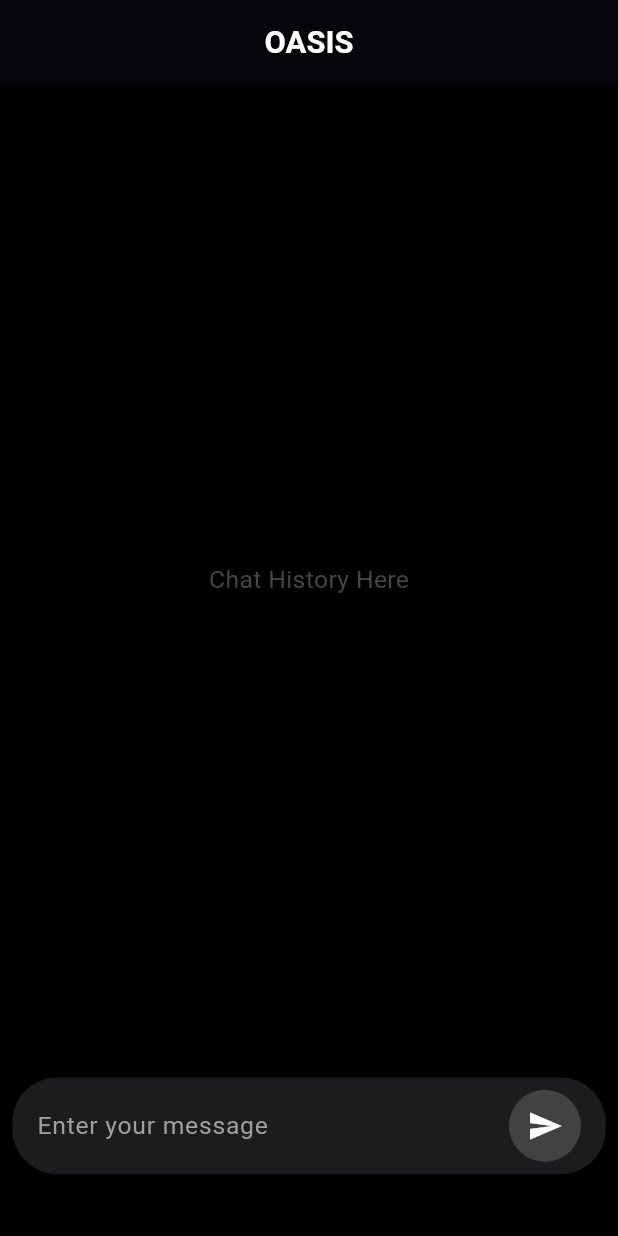
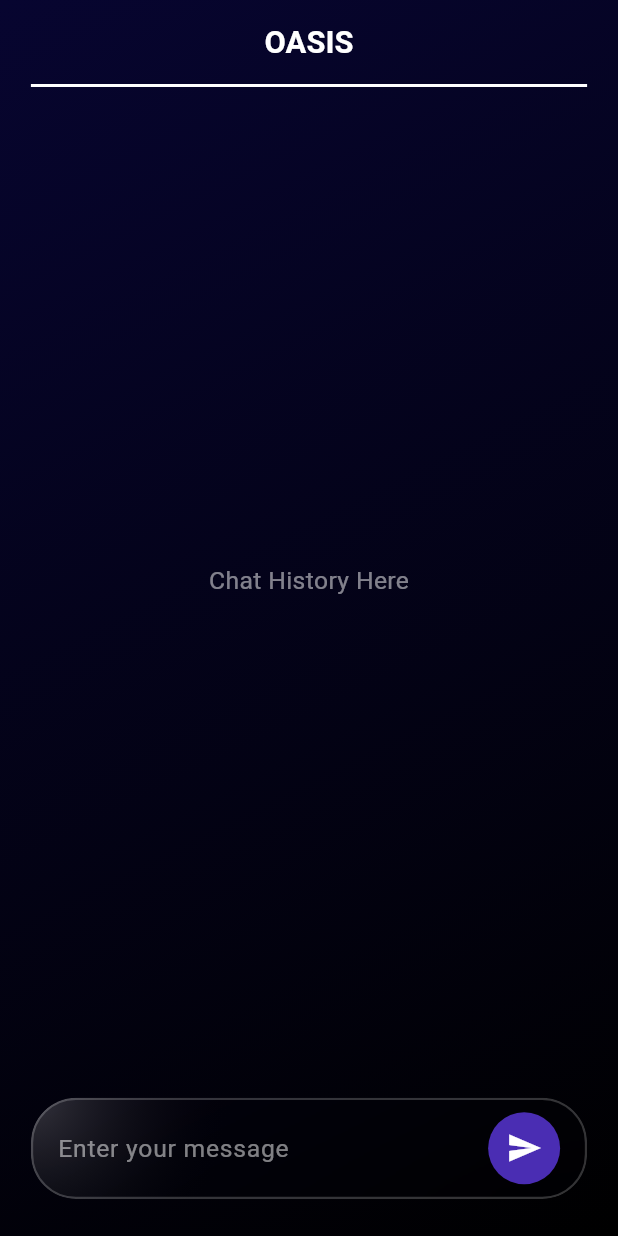
Before and after one commit to Yogeshwar-Pawade/oasis_app, a Flutter app: the ChatScreen screen opened directly with empty values, on a phone screen of 412 x 824 dp. Run offline on Flutter 3.47's test engine with Material 3 defaults, Android fonts, the light colour scheme and no system bars; our stand-ins replace fluttertoast, shared_preferences, sqflite; accounts and stored records are empty.

Commit message:
Glass done

```diff
--- /dev/null
+++ b/lib/conf/glassbutton.dart
@@ -0,0 +1,56 @@
+import 'dart:ui';
+import 'package:flutter/material.dart';
+
+class GlassButton extends StatelessWidget {
+  final double blur;
+  final double opacity;
+  final double radius;
+  final Widget child;
+  final EdgeInsetsGeometry? padding; // Optional padding for content
+  final EdgeInsetsGeometry? margin; // Optional margin for external spacing
+  final BoxBorder? border; // Optional border customization
+
+  const GlassButton({
+    Key? key,
+    required this.blur,
+    required this.opacity,
+    required this.radius,
+    required this.child,
+    this.padding,
+    this.margin,
+    this.border,
+  }) : super(key: key);
+
+  @override
+  Widget build(BuildContext context) {
+    return ClipRRect(
+      borderRadius: BorderRadius.circular(radius),
+      child: BackdropFilter(
+        filter: ImageFilter.blur(sigmaX: blur, sigmaY: blur),
+        child: Container(
+          padding: padding,
+          margin: margin,
+          decoration: BoxDecoration(
+            gradient: RadialGradient(
+              colors: [
+                Colors.white.withOpacity(opacity),
+                Colors.transparent,
+              ],
+              stops: [0.0, 1.0],
+              center: Alignment.topLeft,
+              radius: 2,
+            ),
+            border: border ??
+                Border.all(
+                  color: Colors.white.withOpacity(0.2),
+                  width: 1.5,
+                ),
+            borderRadius: BorderRadius.circular(radius),
+            // Removed boxShadow property
+          ),
+          child: child,
+        ),
+      ),
+    );
+  }
+}
--- a/lib/conf/theme.dart
+++ b/lib/conf/theme.dart
@@ -1,15 +1,24 @@
 import 'package:flutter/material.dart';
 
-// Define Dark Theme Colors
-final Color darkBackgroundColor = Color(0xFF080833);
 final Color darkPrimaryColor = Color(0xFF4A2DB3);
 final Color darkTextColor = Colors.white;
+
+final BoxDecoration darkGradientBackground = BoxDecoration(
+  gradient: LinearGradient(
+    colors: [
+      Color.fromARGB(255, 7, 5, 48),
+      Colors.black,
+    ],
+    begin: Alignment.topLeft,
+    end: Alignment.bottomRight,
+  ),
+);
 
 // Dark Theme Data
 final ThemeData darkTheme = ThemeData(
   brightness: Brightness.dark,
   primaryColor: darkPrimaryColor,
-  scaffoldBackgroundColor: darkBackgroundColor,
+  scaffoldBackgroundColor: Colors.transparent, // We'll use a container to apply the gradient
   textTheme: TextTheme(),
   appBarTheme: AppBarTheme(
     backgroundColor: darkPrimaryColor,
--- a/lib/views/Oasis/chats.dart
+++ b/lib/views/Oasis/chats.dart
@@ -3,6 +3,8 @@ import '/models/chat_message.dart';
 import '/utils/api_service.dart';
 import '/utils/task_handler.dart';
 import '/utils/db_helper.dart';
+import '/conf/theme.dart';
+import '/conf/glassbutton.dart';
 
 class ChatScreen extends StatefulWidget {
   final List<Map<String, dynamic>> taskData;
@@ -33,7 +35,6 @@ class _ChatScreenState extends State<ChatScreen> {
       _chatMessages.addAll(messages.map((msg) => ChatMessage.fromMap(msg)));
     });
 
-    // Scroll to the bottom after loading messages
     WidgetsBinding.instance.addPostFrameCallback((_) {
       _scrollToBottom();
     });
@@ -45,7 +46,6 @@ class _ChatScreenState extends State<ChatScreen> {
     if (userMessage.isNotEmpty) {
       final timestamp = DateTime.now().toIso8601String();
 
-      // Add user message
       await _dbHelper.addChatMessage({
         'sender': 'user',
         'message': userMessage,
@@ -56,12 +56,10 @@ class _ChatScreenState extends State<ChatScreen> {
         _chatMessages.add(ChatMessage(sender: 'user', message: userMessage));
       });
 
-      // Scroll to the bottom after user message is added
       WidgetsBinding.instance.addPostFrameCallback((_) {
         _scrollToBottom();
       });
 
-      // Bot reply
       final botReply = await ApiService().fetchChatMessages(userMessage);
       handleTaskOperation(botReply, widget.userName);
 
@@ -76,7 +74,6 @@ class _ChatScreenState extends State<ChatScreen> {
         _chatMessages.add(ChatMessage(sender: 'bot', message: botMessage));
       });
 
-      // Scroll to the bottom after bot reply is added
       WidgetsBinding.instance.addPostFrameCallback((_) {
         _scrollToBottom();
       });
@@ -98,25 +95,51 @@ class _ChatScreenState extends State<ChatScreen> {
   @override
   Widget build(BuildContext context) {
     final screenWidth = MediaQuery.of(context).size.width;
-    final screenHeight = MediaQuery.of(context).size.height;
+    final contentPadding = screenWidth * 0.05;
 
-    return Scaffold(
-      appBar: AppBar(
+    return Container(
+      decoration: darkGradientBackground,
+      child: Scaffold(
+        backgroundColor: Colors.transparent,
+        appBar: PreferredSize(
+          preferredSize: Size.fromHeight(kToolbarHeight + 4),
+          child: Column(
+            children: [
+              Container(
+                decoration: BoxDecoration(
+                    // gradient: LinearGradient(
+                    //   colors: [
+                    //     Colors.white.withOpacity(0.1),
+                    //     Colors.black.withOpacity(0.5),
+                    //   ],
+                    //   begin: Alignment.topCenter,
+                    //   end: Alignment.bottomCenter,
+                    // ),
+                    // color: Colors.white.withOpacity(0.2), // Semi-transparent background
+                    ),
+                child: AppBar(
+                  backgroundColor: Colors.transparent,
+                  elevation: 0,
                   title: Text(
                     'OASIS',
                     style: TextStyle(
-            color: Colors.white,
+                      color: darkTextColor,
                       fontSize: screenWidth * 0.05,
                       fontWeight: FontWeight.bold,
                     ),
                   ),
                   centerTitle: true,
-        backgroundColor: Colors.black,
-        elevation: 1,
                 ),
-      body: Container(
-        color: Colors.black,
-        child: Column(
+              ),
+              Container(
+                margin: EdgeInsets.symmetric(horizontal: contentPadding),
+                height: 2,
+                color: Colors.white,
+              ),
+            ],
+          ),
+        ),
+        body: Column(
           children: [
             Expanded(
               child: _chatMessages.isEmpty
@@ -125,7 +148,7 @@ class _ChatScreenState extends State<ChatScreen> {
                         'Chat History Here',
                         style: TextStyle(
                           fontSize: screenWidth * 0.04,
-                          color: const Color.fromARGB(255, 71, 71, 72),
+                          color: darkTextColor.withOpacity(0.5),
                         ),
                       ),
                     )
@@ -140,22 +163,42 @@ class _ChatScreenState extends State<ChatScreen> {
                           alignment: isUser
                               ? Alignment.centerRight
                               : Alignment.centerLeft,
-                          child: Container(
+                          child: isUser
+                              ? GlassButton(
+                                  blur: 30.0,
+                                  opacity: 0.2,
+                                  radius: 20.0,
+                                  padding: EdgeInsets.all(screenWidth * 0.03),
                                   margin: EdgeInsets.symmetric(
-                              vertical: screenHeight * 0.005,
-                              horizontal: screenWidth * 0.03,
+                                    vertical:
+                                        MediaQuery.of(context).size.height *
+                                            0.005,
+                                    horizontal: contentPadding,
+                                  ),
+                                  child: Text(
+                                    message.message,
+                                    style: TextStyle(
+                                      color: darkTextColor,
+                                      fontSize: screenWidth * 0.04,
+                                    ),
+                                  ),
+                                )
+                              : Container(
+                                  margin: EdgeInsets.symmetric(
+                                    vertical:
+                                        MediaQuery.of(context).size.height *
+                                            0.005,
+                                    horizontal: contentPadding,
                                   ),
                                   padding: EdgeInsets.all(screenWidth * 0.03),
                                   decoration: BoxDecoration(
-                              color: isUser
-                                  ? Colors.grey[800]
-                                  : Colors.transparent,
+                                    color: Colors.transparent,
                                     borderRadius: BorderRadius.circular(10.0),
                                   ),
                                   child: Text(
                                     message.message,
                                     style: TextStyle(
-                                color: Colors.white,
+                                      color: darkTextColor,
                                       fontSize: screenWidth * 0.04,
                                     ),
                                   ),
@@ -166,18 +209,20 @@ class _ChatScreenState extends State<ChatScreen> {
             ),
             Padding(
               padding: EdgeInsets.only(
-                bottom: screenHeight * 0.05,
-                left: screenWidth * 0.02,
-                right: screenWidth * 0.02,
+                bottom: MediaQuery.of(context).size.height *
+                    0.03, // Increased bottom padding
+                top: MediaQuery.of(context).size.height *
+                    0.02, // Added top padding
+                left: contentPadding,
+                right: contentPadding,
               ),
-              child: Container(
+              child: GlassButton(
+                blur: 30.0,
+                opacity: 0.2,
+                radius: 30.0,
                 padding: EdgeInsets.symmetric(
                   horizontal: screenWidth * 0.04,
-                  vertical: screenHeight * 0.01,
-                ),
-                decoration: BoxDecoration(
-                  color: const Color(0xFF1C1C1E),
-                  borderRadius: BorderRadius.circular(30.0),
+                  vertical: MediaQuery.of(context).size.height * 0.01,
                 ),
                 child: Row(
                   crossAxisAlignment: CrossAxisAlignment.end,
@@ -191,13 +236,13 @@ class _ChatScreenState extends State<ChatScreen> {
                         decoration: InputDecoration(
                           hintText: 'Enter your message',
                           hintStyle: TextStyle(
-                            color: Colors.grey[500],
+                            color: darkTextColor.withOpacity(0.5),
                             fontSize: screenWidth * 0.04,
                           ),
                           border: InputBorder.none,
                         ),
                         style: TextStyle(
-                          color: Colors.white,
+                          color: darkTextColor,
                           fontSize: screenWidth * 0.04,
                         ),
                       ),
@@ -206,10 +251,10 @@ class _ChatScreenState extends State<ChatScreen> {
                     Container(
                       decoration: BoxDecoration(
                         shape: BoxShape.circle,
-                        color: Colors.grey[800],
+                        color: darkPrimaryColor,
                       ),
                       child: IconButton(
-                        icon: Icon(Icons.send, color: Colors.white),
+                        icon: Icon(Icons.send, color: darkTextColor),
                         onPressed: _sendMessage,
                       ),
                     ),
```
Also changed, not shown: lib/conf/frostedglass.dart (added, +54 -0 lines), lib/main.dart (+70 -50 lines). Lines whose indentation alone changed are shown as unchanged.
